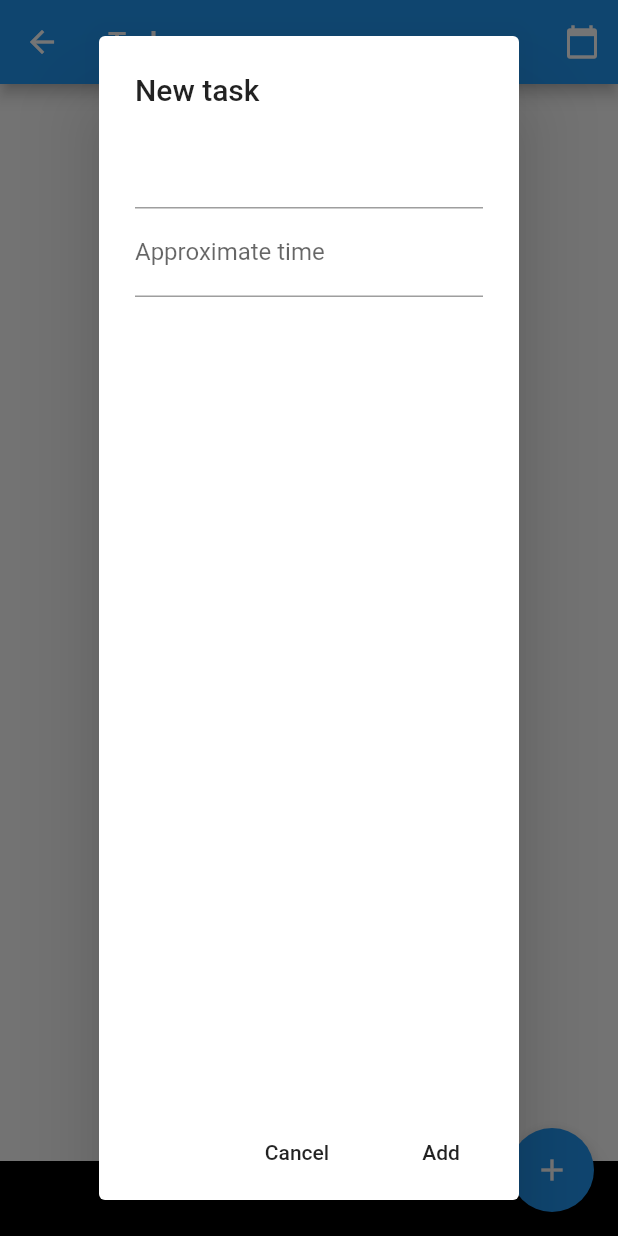
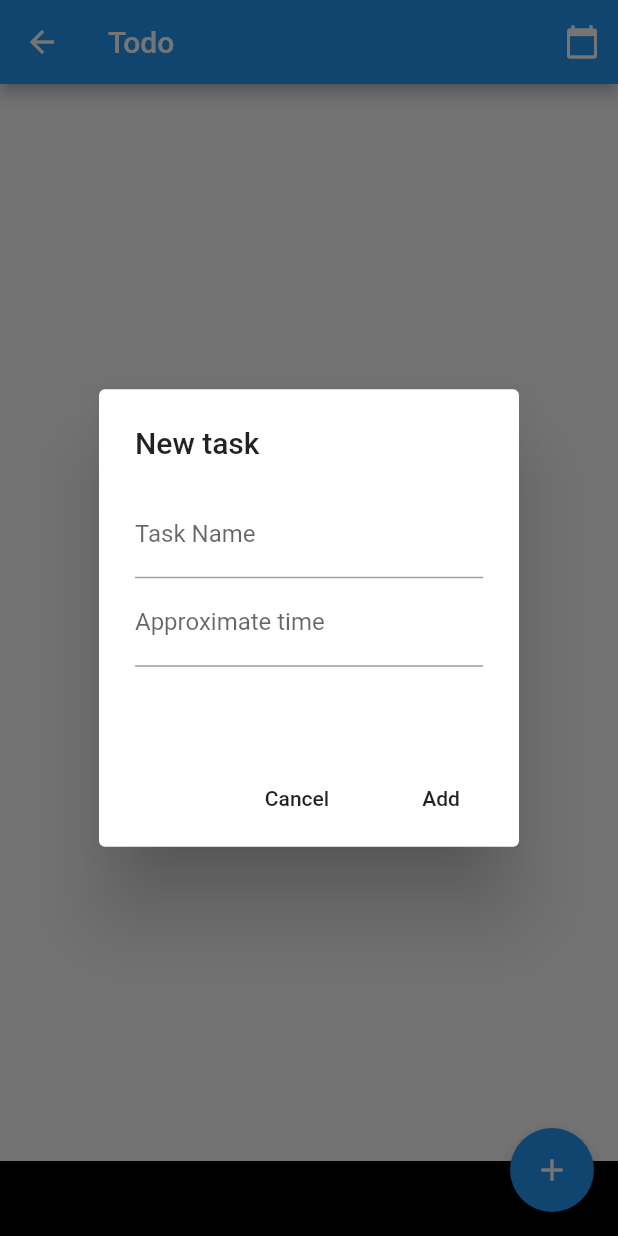
Before and after one commit to katisari/scheduler, a Flutter app: the TodoScreen screen opened by its route, after a tap on the "add" icon, on a phone screen of 412 x 824 dp. Run offline on Flutter 3.47's test engine with Material 2 defaults, Android fonts, the light colour scheme and no system bars.

Commit message:
make form height shorter

```diff
--- a/lib/screens/todo_screen.dart
+++ b/lib/screens/todo_screen.dart
@@ -78,17 +78,22 @@ class _TodoScreenState extends State<TodoScreen> {
             context: this.context,
             builder: (BuildContext context) => AlertDialog(
               title: Text('New task'),
-              content: Column(
+              content: Container(
+                height: 150,
+                child: Column(
                   children: [
                     TextFormField(
+                      decoration: InputDecoration(labelText: 'Task Name'),
                       controller: taskTextController,
                     ),
                     TextFormField(
-                    decoration: InputDecoration(labelText: 'Approximate time'),
+                      decoration:
+                          InputDecoration(labelText: 'Approximate time'),
                       controller: timeTextController,
                       keyboardType: TextInputType.number,
                     ),
                   ],
+                ),
               ),
               actions: [
                 FlatButton(
@@ -101,7 +106,8 @@ class _TodoScreenState extends State<TodoScreen> {
                   onPressed: () {
                     Navigator.of(context).pop();
                     setState(() {
-                      myItems.add(TaskData(taskTextController.text, 3));
+                      myItems.add(TaskData(taskTextController.text,
+                          int.parse(timeTextController.text)));
                     });
                   },
                   child: Text('Add'),
```
Lines whose indentation alone changed are shown as unchanged.
